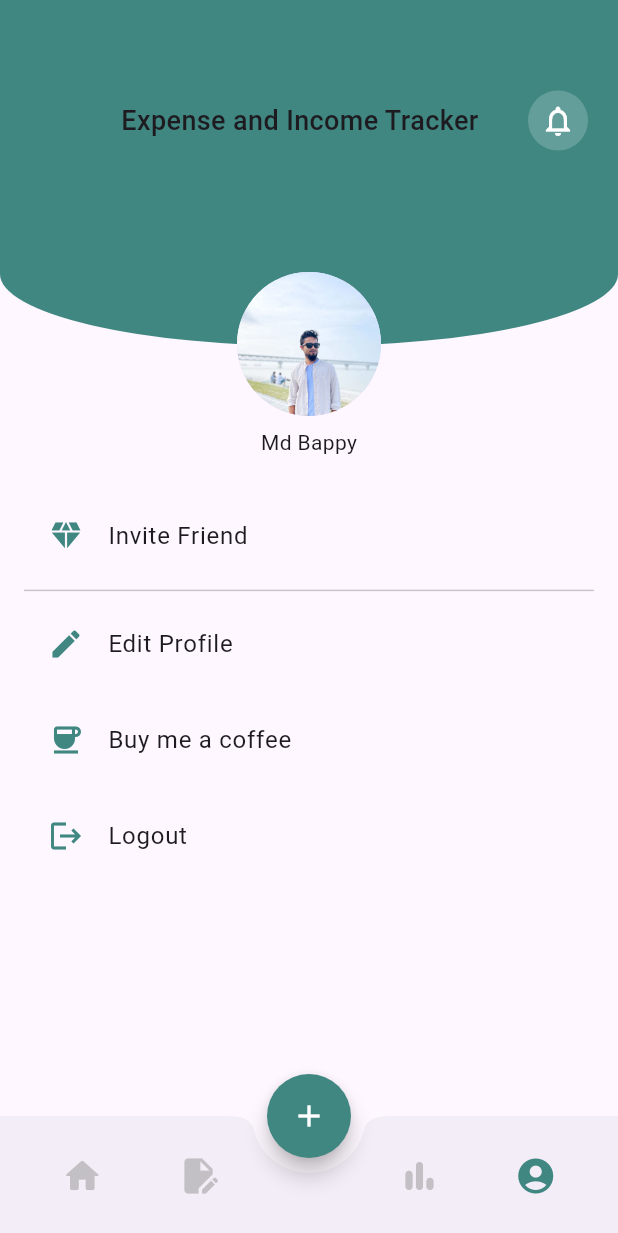
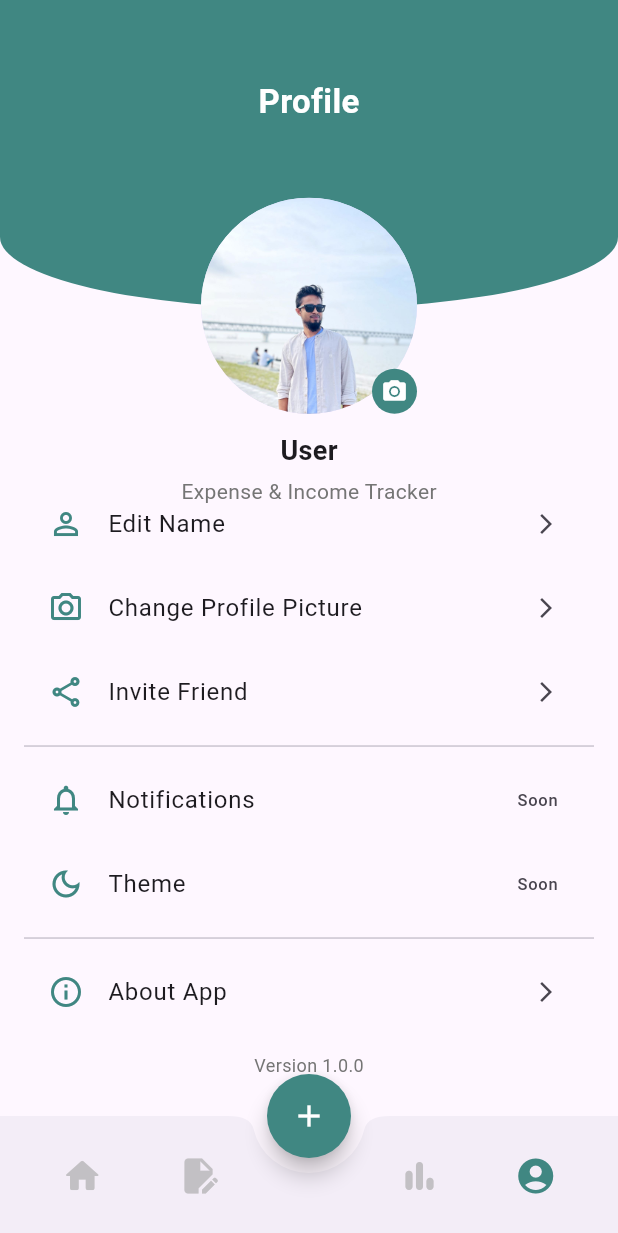
Before and after one commit to mdbappy21/Expense_Income, a Flutter app: the screen it shows after launch, item 4 of the bottom bar chosen, on a phone screen of 412 x 824 dp. Shown: the top 1233 px of the screen. Run offline on Flutter 3.47's test engine with Material 3 defaults, Android fonts, the phone set to English and light mode, and no system bars; our stand-ins replace fl_chart, get, image_picker, pdf, printing, share_plus and 2 more; accounts and stored records are empty.

Commit message:
update profile

```diff
--- a/lib/controller_binders.dart
+++ b/lib/controller_binders.dart
@@ -6,6 +6,7 @@ import 'package:expense_income/presentation/state_holders/home_controller.dart';
 import 'package:expense_income/presentation/state_holders/note_controller.dart';
 import 'package:expense_income/presentation/state_holders/note_liist_controller.dart';
 import 'package:expense_income/presentation/state_holders/note_text_controller.dart';
+import 'package:expense_income/presentation/state_holders/profile_controller.dart';
 import 'package:get/get.dart';
 
 class ControllerBinder extends Bindings {
@@ -19,5 +20,6 @@ class ControllerBinder extends Bindings {
     Get.lazyPut<NoteController>(() => NoteController(), fenix: true);
     Get.lazyPut<NoteTextController>(() => NoteTextController(), fenix: true);
     Get.lazyPut<NoteListController>(() => NoteListController(), fenix: true);
+    Get.lazyPut<ProfileController>(() => ProfileController(), fenix: true,);
   }
 }
--- /dev/null
+++ b/lib/presentation/state_holders/profile_controller.dart
@@ -0,0 +1,141 @@
+import 'dart:io';
+
+import 'package:flutter/material.dart';
+import 'package:get/get.dart';
+import 'package:image_picker/image_picker.dart';
+import 'package:share_plus/share_plus.dart';
+import 'package:shared_preferences/shared_preferences.dart';
+
+class ProfileController extends GetxController {
+  String userName = 'User';
+
+  String? profileImagePath;
+
+  bool isLoading = true;
+
+  @override
+  void onInit() {
+    super.onInit();
+    loadProfile();
+  }
+
+  Future<void> loadProfile() async {
+    try {
+      isLoading = true;
+      update();
+
+      final prefs =
+      await SharedPreferences.getInstance();
+
+      userName =
+          prefs.getString('profile_name') ??
+              'User';
+
+      profileImagePath =
+          prefs.getString('profile_image');
+    } finally {
+      isLoading = false;
+      update();
+    }
+  }
+
+  Future<void> updateName() async {
+    final controller =
+    TextEditingController(text: userName);
+
+    await Get.dialog(
+      AlertDialog(
+        title: const Text('Edit Name'),
+        content: TextField(
+          controller: controller,
+          decoration: const InputDecoration(
+            hintText: 'Enter your name',
+          ),
+        ),
+        actions: [
+          TextButton(
+            onPressed: Get.back,
+            child: const Text('Cancel'),
+          ),
+          ElevatedButton(
+            onPressed: () async {
+              final name =
+              controller.text.trim();
+
+              if (name.isEmpty) {
+                return;
+              }
+
+              final prefs =
+              await SharedPreferences
+                  .getInstance();
+
+              await prefs.setString(
+                'profile_name',
+                name,
+              );
+
+              userName = name;
+
+              update();
+
+              Get.back();
+            },
+            child: const Text('Save'),
+          ),
+        ],
+      ),
+    );
+  }
+
+  Future<void> pickProfileImage() async {
+    try {
+      final picker = ImagePicker();
+
+      final image =
+      await picker.pickImage(
+        source: ImageSource.gallery,
+        imageQuality: 80,
+      );
+
+      if (image == null) {
+        return;
+      }
+
+      final prefs = await SharedPreferences.getInstance();
+
+      await prefs.setString(
+        'profile_image',
+        image.path,
+      );
+
+      profileImagePath = image.path;
+
+      update();
+    } catch (e) {
+      Get.snackbar(
+        'Error',
+        e.toString(),
+      );
+    }
+  }
+
+  Future<void> inviteFriend() async {
+    await Share.share(
+      'Track your income, expenses, payable and receivable money easily with Expense & Income Tracker.',
+    );
+  }
+
+  ImageProvider get profileImage {
+    if (profileImagePath != null &&
+        File(profileImagePath!).existsSync()) {
+      return FileImage(
+        File(profileImagePath!),
+      );
+    }
+
+    return const AssetImage(
+      'assets/images/img.png',
+    );
+  }
+}
--- a/lib/presentation/ui/screen/profile_screen.dart
+++ b/lib/presentation/ui/screen/profile_screen.dart
@@ -1,65 +1,110 @@
+import 'package:expense_income/presentation/state_holders/profile_controller.dart';
 import 'package:expense_income/presentation/ui/utils/app_colors.dart';
 import 'package:flutter/material.dart';
+import 'package:get/get.dart';
 
 class ProfileScreen extends StatelessWidget {
   const ProfileScreen({super.key});
 
   @override
   Widget build(BuildContext context) {
-    Size size = MediaQuery.of(context).size;
+    final Size size = MediaQuery.of(context).size;
+
     return Scaffold(
-      body: Column(
+      body: SafeArea(
+        child: Column(
           children: [
             Stack(
               clipBehavior: Clip.none,
               children: [
                 _buildTop(size),
-              _buildProfile(size),
+                _buildProfileCard(size),
               ],
             ),
-          SizedBox(height: size.height*.12),
-          Padding(
+
+            SizedBox(height: size.height * .14),
+
+            Expanded(
+              child: ListView(
                 padding: const EdgeInsets.symmetric(horizontal: 16),
-            child: Column(
                 children: [
-                ListTile(
-                  title: Text('Invite Friend'),
-                  leading: Icon(Icons.diamond,color: AppColors.themeColor,),
+                  _buildTile(
+                    icon: Icons.person_outline,
+                    title: 'Edit Name',
+                    onTap: () {
+                      Get.find<ProfileController>().updateName();
+                    },
                   ),
-                Divider(),
-                ListTile(
-                  title: Text('Edit Profile'),
-                  leading: Icon(Icons.edit,color: AppColors.themeColor,),
+
+                  _buildTile(
+                    icon: Icons.photo_camera_outlined,
+                    title: 'Change Profile Picture',
+                    onTap: () {
+                      Get.find<ProfileController>().pickProfileImage();
+                    },
                   ),
-                const SizedBox(height: 8),
-                ListTile(
-                  title: Text('Buy me a coffee'),
-                  leading: Icon(Icons.coffee,color: AppColors.themeColor,),
+
+                  _buildTile(
+                    icon: Icons.share_outlined,
+                    title: 'Invite Friend',
+                    onTap: () {
+                      Get.find<ProfileController>().inviteFriend();
+                    },
                   ),
-                const SizedBox(height: 8),
-                ListTile(
-                  title: Text('Logout'),
-                  leading: Icon(Icons.logout,color: AppColors.themeColor,),
+
+                  const Divider(),
+
+                  _buildTile(
+                    icon: Icons.notifications_outlined,
+                    title: 'Notifications',
+                    trailing: const Text('Soon'),
+                    onTap: () {},
                   ),
+
+                  _buildTile(
+                    icon: Icons.dark_mode_outlined,
+                    title: 'Theme',
+                    trailing: const Text('Soon'),
+                    onTap: () {},
+                  ),
+
+                  const Divider(),
+
+                  _buildTile(
+                    icon: Icons.info_outline,
+                    title: 'About App',
+                    onTap: () {
+                      _showAboutDialog(context);
+                    },
+                  ),
+
+                  const SizedBox(height: 12),
+
+                  Center(
+                    child: Text(
+                      'Version 1.0.0',
+                      style: TextStyle(
+                        color: Colors.grey.shade600,
+                        fontSize: 12,
+                      ),
+                    ),
+                  ),
+
+                  const SizedBox(height: 24),
                 ],
               ),
             ),
           ],
         ),
+      ),
     );
   }
-
 
   Widget _buildTop(Size size) {
     return Container(
       width: double.infinity,
-      height: size.height * .28,
-      padding: const EdgeInsets.only(
-        left: 48,
-        right: 20,
-        top: 20,
-        bottom: 90,
-      ),
+      height: size.height * .25,
+      padding: const EdgeInsets.only(left: 20, right: 20, top: 20, bottom: 90),
       decoration: const BoxDecoration(
         color: AppColors.themeColor,
         borderRadius: BorderRadius.only(
@@ -67,54 +112,107 @@ class ProfileScreen extends StatelessWidget {
           bottomRight: Radius.elliptical(300, 70),
         ),
       ),
-      child: Row(
-        mainAxisAlignment: .spaceBetween,
-        children: [
-          Expanded(
-            child: Text('Expense and Income Tracker',
+      child: const Center(
+        child: Text(
+          'Profile',
           style: TextStyle(
-                fontSize: 18,
-                fontWeight: .w500,
-              ),
-              softWrap: true,
-              maxLines: 2,
-              textAlign: .center,
+            fontSize: 22,
+            fontWeight: FontWeight.w600,
+            color: Colors.white,
           ),
         ),
-          _buildNotification(),
+      ),
+    );
+  }
+
+  Widget _buildProfileCard(Size size) {
+    return Positioned(
+      left: 24,
+      right: 24,
+      top: size.height * .16,
+      child: Column(
+        children: [
+          Stack(
+            children: [
+              GetBuilder<ProfileController>(
+                builder: (controller) {
+                  return CircleAvatar(
+                    radius: 72,
+                    backgroundImage: controller.profileImage,
+                  );
+                },
+              ),
+
+              Positioned(
+                right: 0,
+                bottom: 0,
+                child: Container(
+                  padding: const EdgeInsets.all(6),
+                  decoration: const BoxDecoration(
+                    color: AppColors.themeColor,
+                    shape: BoxShape.circle,
+                  ),
+                  child: const Icon(
+                    Icons.camera_alt,
+                    color: Colors.white,
+                    size: 18,
+                  ),
+                ),
+              ),
+            ],
+          ),
+
+          const SizedBox(height: 12),
+
+          GetBuilder<ProfileController>(
+            builder: (controller) {
+              return Text(
+                controller.userName,
+                style: const TextStyle(
+                  fontSize: 18,
+                  fontWeight: FontWeight.w600,
+                ),
+              );
+            },
+          ),
+
+          const SizedBox(height: 4),
+
+          Text(
+            'Expense & Income Tracker',
+            style: TextStyle(color: Colors.grey.shade600),
+          ),
         ],
       ),
     );
   }
-  Widget _buildNotification() {
-    return Container(
-      width: 40,
-      height: 40,
-      decoration: BoxDecoration(
-        color: Colors.white.withAlpha(48),
-        borderRadius: BorderRadius.circular(24),
-      ),
-      child: const Icon(
-        Icons.notifications_none,
-        color: Colors.white,
-      ),
+
+  Widget _buildTile({
+    required IconData icon,
+    required String title,
+    Widget? trailing,
+    VoidCallback? onTap,
+  }) {
+    return ListTile(
+      shape: RoundedRectangleBorder(borderRadius: BorderRadius.circular(12)),
+      leading: Icon(icon, color: AppColors.themeColor),
+      title: Text(title),
+      trailing: trailing ?? const Icon(Icons.arrow_forward_ios, size: 16),
+      onTap: onTap,
     );
   }
-  Widget _buildProfile(Size size) {
-    return Positioned(
-      left: 24,
-      right: 24,
-      top: size.height *.22,
-      child: Column(
-        children: [
-          CircleAvatar(
-            backgroundImage:AssetImage('assets/images/img.png'),
-            radius: 48,
+
+  void _showAboutDialog(BuildContext context) {
+    showAboutDialog(
+      context: context,
+      applicationName: 'Expense & Income Tracker',
+      applicationVersion: '1.0.0',
+      applicationIcon: const Icon(Icons.account_balance_wallet),
+      children: const [
+        Text(
+          'Track income, expenses, payable and receivable money with detailed statistics and reports.',
         ),
-          const SizedBox(height: 8),
-          Text('Md Bappy'),
       ],
-      )
     );
   }
 }
--- a/pubspec.yaml
+++ b/pubspec.yaml
@@ -20,6 +20,11 @@ dependencies:
   fl_chart: ^1.2.0
   pdf: ^3.12.0
   printing: ^5.14.3
+  share_plus: ^13.1.0
+  image_picker: ^1.2.2
+  shared_preferences: ^2.5.5
+  flutter_local_notifications: ^21.0.0
+  timezone: ^0.11.0
 
 dev_dependencies:
   flutter_test:
```
Also changed, not shown: lib/presentation/ui/screen/home_screen.dart (+12 -7 lines), pubspec.lock, 5 other files. Lines whose indentation alone changed are shown as unchanged.
